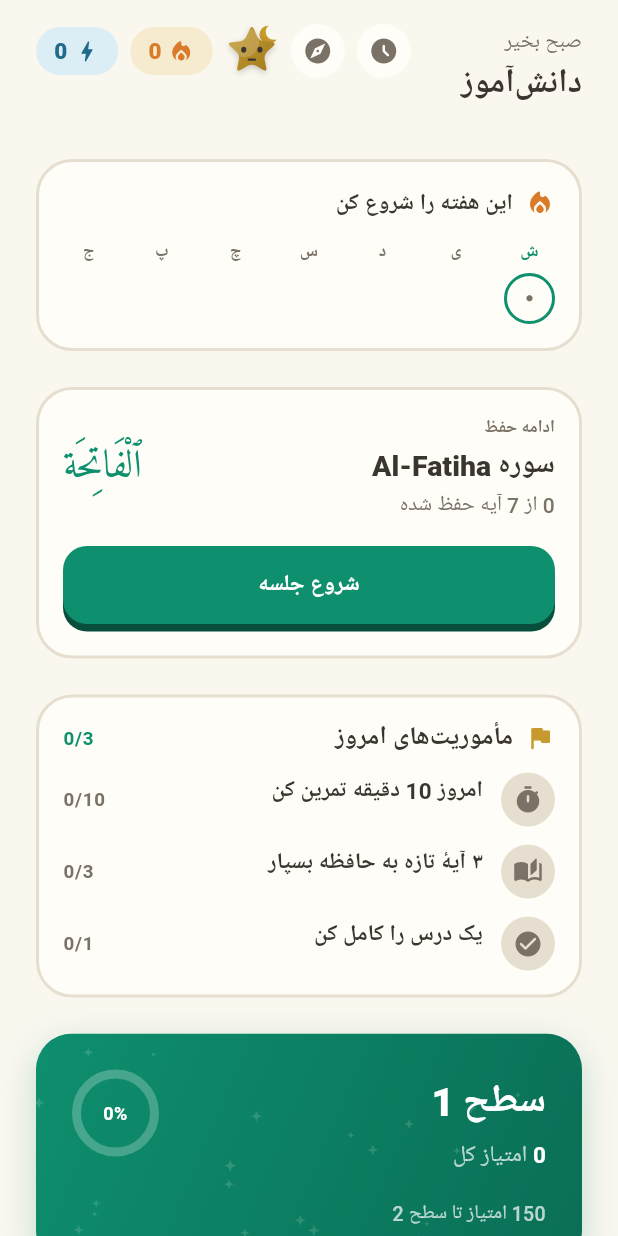
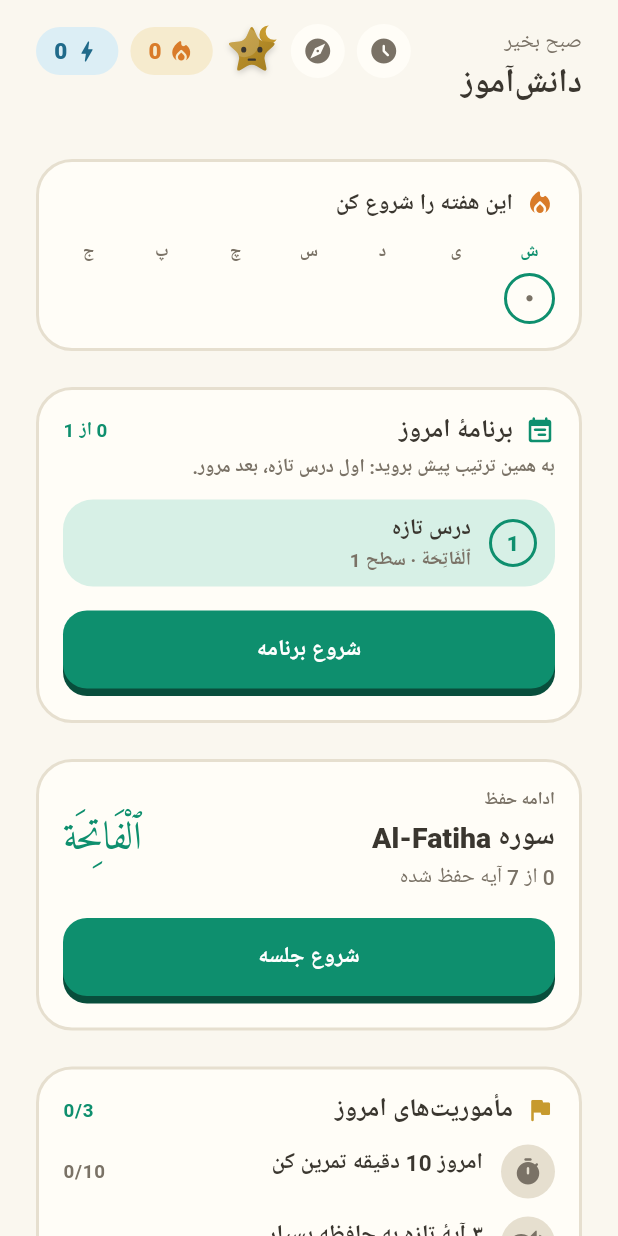
Before and after one commit to hossein12343/Quran-learn-app, a Flutter app: the HomePage screen opened directly with empty values, on a phone screen of 412 x 824 dp. Run offline on Flutter 3.47's test engine with Material 3 defaults, Android fonts, the phone set to English and light mode, and no system bars; missing offline and left inert: dart:html, dart:js, dart:ui_web; network calls fail; Roboto replaces fonts that are missing (Vazirmatn).

Commit message:
Add a daily revision plan to Home
One "today's plan" card replaces the review banner and lays the day out
the way a hifz teacher does: the new lesson, revision of recently
learned levels (gap under a week), revision of older ones (at most 3 a
day, so a long break doesn't return as one huge day), then the hard
words. Steps tick off as they're done and stay visible; the button
always opens the next one.

Co-Authored-By: Claude Opus 5.5 <noreply@anthropic.com>

```diff
--- a/lib/features/home/home_page.dart
+++ b/lib/features/home/home_page.dart
@@ -7,12 +7,12 @@ import '../../core/widgets/mascot.dart';
 import '../../core/widgets/pattern_overlay.dart';
 import '../../shared/data/quran_seed.dart';
 import '../../shared/services/app_state.dart';
+import '../../shared/services/daily_plan.dart';
 import '../../shared/services/hijri_date.dart';
 import '../prayer_times/prayer_times_page.dart';
 import '../profile/pro_page.dart';
 import '../qibla/qibla_page.dart';
 import '../quiz/quiz_page.dart';
-import '../review/review_page.dart';
 import '../review/weak_words_page.dart';
 
 class HomePage extends StatefulWidget {
@@ -77,18 +77,6 @@ class _HomePageState extends State<HomePage> {
     );
   }
 
-  void _openReview() {
-    final due = appState.dueForReview;
-    if (due.isEmpty) return;
-    final item = due.first;
-    Navigator.of(context).push(
-      MaterialPageRoute<void>(
-        builder: (_) =>
-            QuizPage(surah: item.surah, chunkIndex: item.chunkIndex),
-      ),
-    );
-  }
-
   bool _celebratingMilestone = false;
 
   /// Fires at most once per newly-reached milestone (see
@@ -116,6 +104,7 @@ class _HomePageState extends State<HomePage> {
   Widget build(BuildContext context) {
     _maybeCelebrateStreak();
     final next = appState.nextSurah;
+    final plan = appState.todayPlan;
     return Scaffold(
       body: SafeArea(
         child: ListView(
@@ -199,17 +188,17 @@ class _HomePageState extends State<HomePage> {
             Reveal(index: 0, child: _weekStrip()),
             const SizedBox(height: AppSpacing.xl),
             // Due reviews often arrive a moment after the page opens (they
-            // come with the progress synced in after sign-in), so the banner
+            // come with the progress synced in after sign-in), so the plan
             // grows in rather than popping in and shoving everything down.
             AnimatedSize(
               duration: Motion.enter,
               curve: Motion.smooth,
               alignment: Alignment.topCenter,
-              child: appState.dueForReview.isEmpty
+              child: plan.isEmpty
                   ? const SizedBox(width: double.infinity)
                   : Padding(
                       padding: const EdgeInsets.only(bottom: AppSpacing.xl),
-                      child: Reveal(index: 1, child: _reviewBanner()),
+                      child: Reveal(index: 1, child: _planCard(plan)),
                     ),
             ),
             Reveal(index: 2, child: _continueCard(next)),
@@ -239,82 +228,177 @@ class _HomePageState extends State<HomePage> {
     );
   }
 
-  void _openReviewList() {
-    Navigator.of(context).push(
-      MaterialPageRoute<void>(builder: (_) => const ReviewPage()),
+  void _openStep(PlanStep step) {
+    final nav = Navigator.of(context);
+    switch (step.kind) {
+      case PlanStepKind.newLesson:
+        _openNext();
+      case PlanStepKind.recentRevision || PlanStepKind.oldRevision:
+        final due = appState.dueFor(step.kind);
+        if (due.isEmpty) return;
+        nav.push(MaterialPageRoute<void>(
+          builder: (_) => QuizPage(
+              surah: due.first.surah, chunkIndex: due.first.chunkIndex),
+        ));
+      case PlanStepKind.weakWords:
+        nav.push(MaterialPageRoute<void>(
+          builder: (_) => const WeakWordsPage(),
+        ));
+    }
+  }
+
+  ({String title, String detail}) _stepText(PlanStep step) {
+    switch (step.kind) {
+      case PlanStepKind.newLesson:
+        final s = appState.nextSurah;
+        return (
+          title: 'درس تازه',
+          detail: step.isDone || s == null
+              ? 'امروز آیه‌های تازه حفظ کردید.'
+              : '${s.arabicName} · سطح ${appState.nextChunkFor(s) + 1}',
+        );
+      case PlanStepKind.recentRevision:
+        return (
+          title: 'مرور تازه‌ها',
+          detail: _dueDetail(step, 'سطح‌هایی که همین روزها حفظ کرده‌اید'),
+        );
+      case PlanStepKind.oldRevision:
+        return (
+          title: 'مرور قدیمی‌ها',
+          detail: _dueDetail(step, 'سطح‌هایی که مدتی از حفظشان گذشته'),
+        );
+      case PlanStepKind.weakWords:
+        final n = appState.weakSpots.length;
+        return (
+          title: 'کلمات دشوار',
+          detail: step.isDone && n == 0
+              ? 'همهٔ کلمات دشوار درست شدند.'
+              : '$n کلمه که بیشتر اشتباه کرده‌اید',
+        );
+    }
+  }
+
+  /// Names the next level to revise, so the row says what's coming.
+  String _dueDetail(PlanStep step, String fallback) {
+    if (step.isDone) return fallback;
+    final due = appState.dueFor(step.kind);
+    if (due.isEmpty) return fallback;
+    final first =
+        '${due.first.surah.arabicName} · سطح ${due.first.chunkIndex + 1}';
+    final left = step.target - step.done - 1;
+    return left > 0 ? '$first و $left سطح دیگر' : first;
+  }
+
+  /// The whole day in one place, in the order a hifz teacher would set it:
+  /// the new lesson, revision of recent and of older levels, then the
+  /// words that keep slipping. Done steps stay, ticked off.
+  Widget _planCard(List<PlanStep> plan) {
+    final t = Theme.of(context).textTheme;
+    final doneCount = plan.where((s) => s.isDone).length;
+    final nextIndex = plan.indexWhere((s) => !s.isDone);
+    final allDone = nextIndex == -1;
+    return _panel(
+      child: Column(
+        crossAxisAlignment: CrossAxisAlignment.stretch,
+        children: [
+          Row(
+            children: [
+              const Icon(Icons.event_note_rounded,
+                  color: AppColors.primary, size: 20),
+              const SizedBox(width: AppSpacing.sm),
+              Expanded(child: Text('برنامهٔ امروز', style: t.titleLarge)),
+              Text('$doneCount از ${plan.length}',
+                  style: t.labelMedium?.copyWith(color: AppColors.primary)),
+            ],
+          ),
+          const SizedBox(height: AppSpacing.xs),
+          Text(
+            allDone
+                ? 'کارهای امروز تمام شد. آفرین!'
+                : 'به همین ترتیب پیش بروید: اول درس تازه، بعد مرور.',
+            style: t.bodySmall?.copyWith(color: context.mutedColor),
+          ),
+          const SizedBox(height: AppSpacing.md),
+          for (var i = 0; i < plan.length; i++) ...[
+            if (i > 0) const SizedBox(height: AppSpacing.sm),
+            _planRow(plan[i], number: i + 1, isNext: i == nextIndex),
+          ],
+          if (!allDone) ...[
+            const SizedBox(height: AppSpacing.lg),
+            DuoButton(
+              label: doneCount == 0 ? 'شروع برنامه' : 'ادامهٔ برنامه',
+              color: AppColors.primary,
+              onTap: () => _openStep(plan[nextIndex]),
+            ),
+          ],
+        ],
+      ),
     );
   }
 
-  Widget _reviewBanner() {
-    final due = appState.dueForReview;
-    final first = due.first;
-    return Container(
-      padding: const EdgeInsets.all(AppSpacing.lg),
+  Widget _planRow(PlanStep step, {required int number, required bool isNext}) {
+    final t = Theme.of(context).textTheme;
+    final text = _stepText(step);
+    final done = step.isDone;
+    final showCount = step.target > 1;
+    return Pressable(
+      onTap: done ? null : () => _openStep(step),
+      child: Container(
+        padding: const EdgeInsets.symmetric(
+            horizontal: AppSpacing.md, vertical: AppSpacing.sm),
         decoration: BoxDecoration(
-        color: AppColors.goldLight,
-        borderRadius: BorderRadius.circular(AppRadius.xl),
-        border: Border.all(color: AppColors.gold, width: 2),
+          color: isNext ? AppColors.primaryLight : Colors.transparent,
+          borderRadius: BorderRadius.circular(AppRadius.lg),
         ),
         child: Row(
           children: [
             Container(
-            width: 44,
-            height: 44,
+              width: 32,
+              height: 32,
               alignment: Alignment.center,
-            decoration: const BoxDecoration(
+              decoration: BoxDecoration(
                 shape: BoxShape.circle,
-              color: AppColors.gold,
+                color: done ? AppColors.primary : Colors.transparent,
+                border: Border.all(
+                  color:
+                      done || isNext ? AppColors.primary : context.borderColor,
+                  width: 2,
                 ),
-            child: const Icon(Icons.refresh_rounded,
-                color: AppColors.white, size: 22),
+              ),
+              child: done
+                  ? const Icon(Icons.check_rounded,
+                      size: 18, color: AppColors.white)
+                  : Text('$number',
+                      style: t.labelLarge?.copyWith(
+                          color:
+                              isNext ? AppColors.primary : context.mutedColor)),
             ),
             const SizedBox(width: AppSpacing.md),
             Expanded(
-            child: Pressable(
-              onTap: due.length > 1 ? _openReviewList : _openReview,
               child: Column(
                 crossAxisAlignment: CrossAxisAlignment.start,
                 children: [
                   Text(
-                    due.length == 1
-                        ? 'وقت مرور سوره ${first.surah.englishName} است'
-                        : '${due.length} سطح برای مرور آماده است',
-                    style: Theme.of(context)
-                        .textTheme
-                        .titleMedium
-                        ?.copyWith(color: AppColors.secondaryDark),
+                    text.title,
+                    style: t.titleMedium?.copyWith(
+                      color: done ? context.mutedColor : null,
+                      decoration: done ? TextDecoration.lineThrough : null,
                     ),
-                  Text(
-                    due.length > 1
-                        ? 'برای دیدن همه ضربه بزن.'
-                        : 'یک یادآوری سریع بدون کمک، آن را در حافظه نگه می‌دارد.',
-                    style: Theme.of(context).textTheme.bodySmall,
                   ),
+                  Text(text.detail,
+                      maxLines: 1,
+                      overflow: TextOverflow.ellipsis,
+                      style: t.bodySmall?.copyWith(color: context.mutedColor)),
                 ],
               ),
             ),
+            if (showCount) ...[
+              const SizedBox(width: AppSpacing.sm),
+              Text('${step.done.clamp(0, step.target)}/${step.target}',
+                  style: t.labelMedium),
+            ],
+          ],
         ),
-          Pressable(
-            onTap: _openReview,
-            child: Container(
-              padding: const EdgeInsets.symmetric(
-                  horizontal: AppSpacing.md, vertical: AppSpacing.sm),
-              decoration: BoxDecoration(
-                color: AppColors.gold,
-                borderRadius: BorderRadius.circular(AppRadius.circular),
-              ),
-              child: const Text(
-                'مرور',
-                style: TextStyle(
-                  color: AppColors.white,
-                  fontWeight: FontWeight.w800,
-                  fontSize: 12,
-                  letterSpacing: 0.4,
-                ),
-              ),
-            ),
-          ),
-        ],
       ),
     );
   }
--- a/lib/features/review/weak_words_page.dart
+++ b/lib/features/review/weak_words_page.dart
@@ -167,6 +167,7 @@ class _WeakWordsPageState extends State<WeakWordsPage> {
       _selected = null;
       _checked = false;
     });
+    if (_done) appState.noteWeakWordsPractised();
   }
 
   @override
```
Also changed, not shown: lib/shared/services/app_state.dart (+54 -0 lines), lib/shared/services/daily_plan.dart (added, +109 -0 lines), 4 other files. Lines whose indentation alone changed are shown as unchanged.
